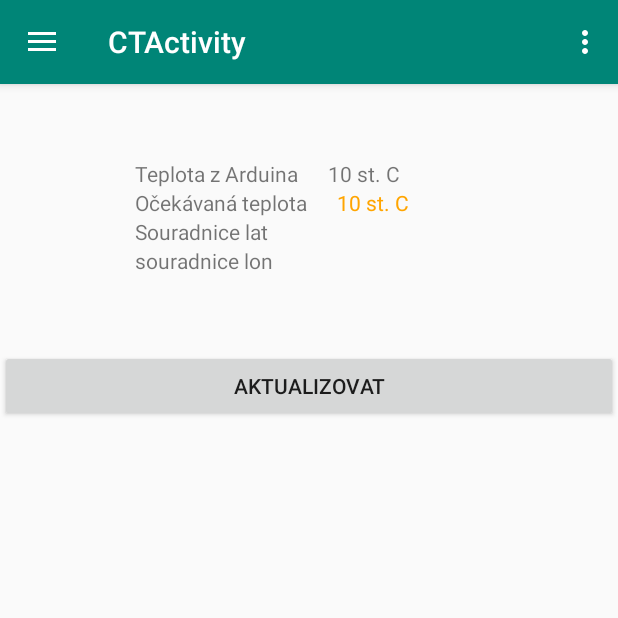
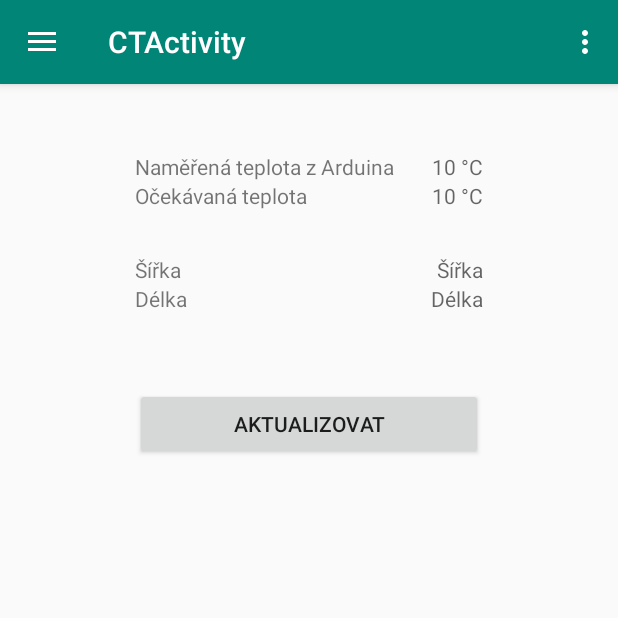
Before and after one commit to vojtahaj/CTApplication, an Android app: the fragment WeatherFragment placed in its activity, on a phone screen of 412 x 824 dp, the top half of it. Run offline under Robolectric (Android 15) with nearby library versions, the light colour scheme and no system bars.

Commit message:
Upravy layoutu
Je to ve stavu, kdy se mi to i celkem libi. Adjust resizable v activitach
pro zobrazeni spodnich tlacitek i kdyz je videt klavesnice. Pokud je
misto na obrazovce

```diff
--- a/app/src/main/java/umte/fim/uhk/cz/ctapplication/utils/MyMonitorLog.java
+++ b/app/src/main/java/umte/fim/uhk/cz/ctapplication/utils/MyMonitorLog.java
@@ -8,15 +8,13 @@ public class MyMonitorLog {
     private String sTime;
     private boolean recieved;
     private String message;
-    private SimpleDateFormat simpleDateFormat;
 
     public MyMonitorLog(String message, boolean recieved) {
         this.message = message;
         this.recieved = recieved;
 
-        simpleDateFormat = new SimpleDateFormat("HH:mm:ss.SS");
-        String sTime = simpleDateFormat.format(new Date());
-        System.out.println("Novy format datumu: " + sTime);
+        SimpleDateFormat simpleDateFormat = new SimpleDateFormat("HH:mm:ss.SS");
+        sTime = simpleDateFormat.format(new Date());
         System.out.println("!!!!!!!!!!!!!!!!!!!!! ADDDED !!!!!!!!!!!!!!!!!");
     }
 
--- a/app/src/main/res/layout/fragment_weather.xml
+++ b/app/src/main/res/layout/fragment_weather.xml
@@ -5,58 +5,94 @@
     android:orientation="vertical">
 
     <LinearLayout
-        android:orientation="horizontal"
         android:layout_width="match_parent"
         android:layout_height="wrap_content"
-        android:paddingLeft="90dp">
+        android:orientation="horizontal"
+        android:paddingLeft="90dp"
+        android:paddingTop="45dp"
+        android:paddingRight="90dp">
+
         <TextView
             android:layout_width="wrap_content"
             android:layout_height="wrap_content"
-            android:text="@string/txt_temperature_from_Arduino"/>
+            android:layout_weight="1"
+            android:text="@string/txt_temperature_from_Arduino" />
+
         <TextView
             android:id="@+id/arduino_temp"
             android:layout_width="wrap_content"
             android:layout_height="wrap_content"
-            android:text="10 st. C"
-            android:layout_marginLeft="20dp"
-            android:paddingTop="50dp"
-            />
+            android:layout_weight="1"
+            android:gravity="end"
+            android:hint="@string/expected_val" />
     </LinearLayout>
+
     <LinearLayout
-        android:orientation="horizontal"
         android:layout_width="match_parent"
         android:layout_height="wrap_content"
-        android:paddingLeft="90dp">
+        android:orientation="horizontal"
+        android:paddingLeft="90dp"
+        android:paddingRight="90dp">
+
         <TextView
             android:layout_width="wrap_content"
             android:layout_height="wrap_content"
-            android:text="@string/txt_temperature_from_API"/>
+            android:layout_weight="1"
+            android:text="@string/txt_temperature_from_API" />
+
         <TextView
             android:id="@+id/api_temp"
-            android:textColor="@color/colorOrange"
             android:layout_width="wrap_content"
             android:layout_height="wrap_content"
-            android:text="10 st. C"
-            android:layout_marginLeft="20dp"
+            android:layout_weight="1"
+            android:gravity="end"
+            android:hint="@string/expected_val"
+            android:textColor="@color/colorOrange" />
+    </LinearLayout>
 
-            />
-    </LinearLayout>
     <LinearLayout
-        android:orientation="vertical"
         android:layout_width="match_parent"
         android:layout_height="wrap_content"
-        android:paddingLeft="90dp">
+        android:orientation="horizontal"
+        android:paddingLeft="90dp"
+        android:paddingTop="30dp"
+        android:paddingRight="90dp">
+
+        <TextView
+            android:layout_width="wrap_content"
+            android:layout_height="wrap_content"
+            android:layout_weight="1"
+            android:text="@string/lat" />
+
         <TextView
             android:id="@+id/lat"
             android:layout_width="wrap_content"
             android:layout_height="wrap_content"
-            android:text="Souradnice lat"/>
+            android:layout_weight="1"
+            android:gravity="end"
+            android:hint="@string/lat" />
+    </LinearLayout>
+
+    <LinearLayout
+        android:layout_width="match_parent"
+        android:layout_height="wrap_content"
+        android:orientation="horizontal"
+        android:paddingLeft="90dp"
+        android:paddingRight="90dp">
+
+        <TextView
+            android:layout_width="wrap_content"
+            android:layout_height="wrap_content"
+            android:layout_weight="1"
+            android:text="@string/lon" />
+
         <TextView
             android:id="@+id/lon"
-            android:layout_width="wrap_content"
+            android:layout_width="140dp"
             android:layout_height="wrap_content"
-            android:text="souradnice lon"
-            />
+            android:layout_weight="1"
+            android:gravity="end"
+            android:hint="@string/lon" />
     </LinearLayout>
 
     <Button
@@ -64,6 +100,8 @@
         android:layout_width="match_parent"
         android:layout_height="wrap_content"
         android:layout_marginTop="50dp"
+        android:layout_marginLeft="90dp"
+        android:layout_marginRight="90dp"
         android:text="@string/btn_update" />
 
 </LinearLayout>
--- a/app/src/main/res/values/strings.xml
+++ b/app/src/main/res/values/strings.xml
@@ -24,7 +24,7 @@
     <string name="bad_IP_Format">špatný formát IP</string>
     <string name="bad_port">Port není číslo</string>
     <string name="btn_clear">Smazat</string>
-    <string name="txt_temperature_from_Arduino">Teplota z Arduina</string>
+    <string name="txt_temperature_from_Arduino">Naměřená teplota z Arduina</string>
     <string name="txt_temperature_from_API">Očekávaná teplota</string>
     <string name="btn_update">Aktualizovat</string>
     <string name="textView_length_y">Doba svitu žlutá [dsec]</string>
@@ -39,6 +39,9 @@
     <string name="connected">Připojeno</string>
     <string name="connect_fail">Nepovedlo se připojit</string>
     <string name="not_connected">Nepodařilo se připojit, zkontrolujte adresu a port!</string>
+    <string name="lat">Šířka</string>
+    <string name="lon">Délka</string>
+    <string name="expected_val">10 °C</string>
 
     <string-array name="CT_set_sequence">
         <item>Tma</item>
```
Also changed, not shown: app/src/main/AndroidManifest.xml (+9 -4 lines), app/src/main/java/umte/fim/uhk/cz/ctapplication/fragments/MonitorFragment.java (+26 -8 lines), app/src/main/res/layout/activity_main.xml (+30 -17 lines), app/src/main/res/layout/fragment_monitor.xml (+16 -2 lines), app/src/main/res/layout/fragment_setting.xml (+38 -7 lines).
